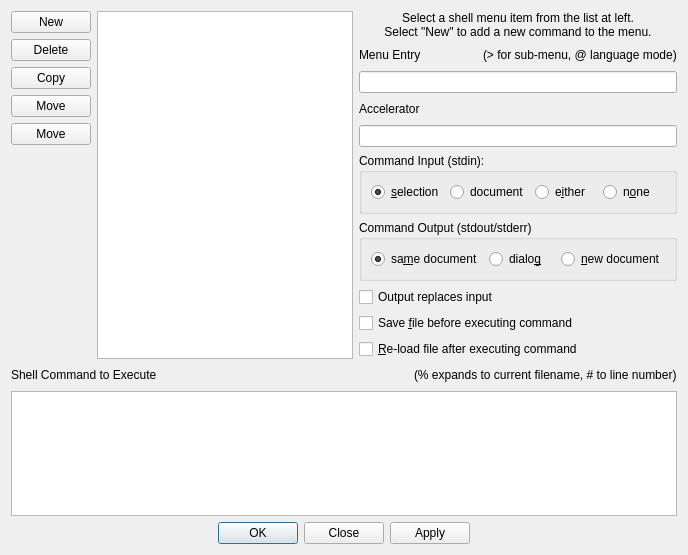
Old version of the form src/DialogShellMenu.ui in the repository eteran/nedit-ng.
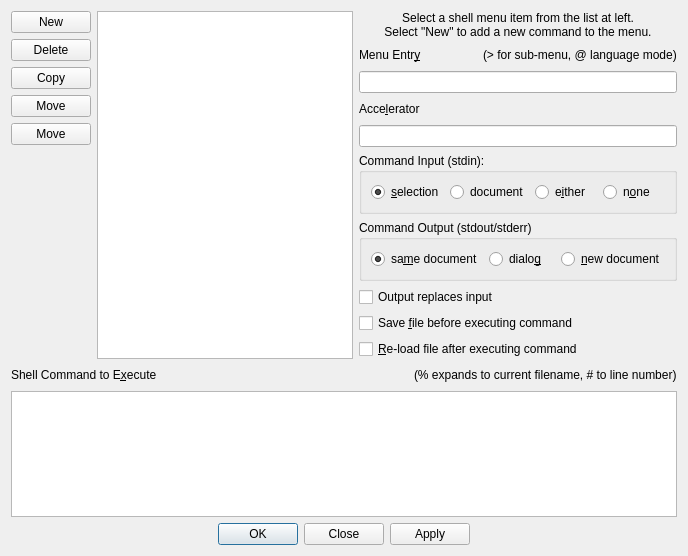
New version of the form. Icons and pictures are not drawn. Custom widgets are drawn as their Qt base class.

Commit message: more missing accelerators :-)

What changed in the file:
```diff
--- a/src/DialogShellMenu.ui
+++ b/src/DialogShellMenu.ui
@@ -7,7 +7,7 @@
     <x>0</x>
     <y>0</y>
     <width>688</width>
-    <height>555</height>
+    <height>556</height>
    </rect>
   </property>
   <property name="windowTitle">
@@ -113,7 +113,10 @@
          <item>
           <widget class="QLabel" name="label_3">
            <property name="text">
-            <string>Menu Entry</string>
+            <string>Menu Entr&amp;y</string>
+           </property>
+           <property name="buddy">
+            <cstring>editName</cstring>
            </property>
           </widget>
          </item>
@@ -153,7 +156,10 @@
            <item row="0" column="0">
             <widget class="QLabel" name="label_4">
              <property name="text">
-              <string>Accelerator</string>
+              <string>Acce&amp;lerator</string>
+             </property>
+             <property name="buddy">
+              <cstring>editAccelerator</cstring>
              </property>
             </widget>
            </item>
@@ -280,7 +286,10 @@
      <item>
       <widget class="QLabel" name="label_6">
        <property name="text">
-        <string>Shell Command to Execute</string>
+        <string>Shell Command to E&amp;xecute</string>
+       </property>
+       <property name="buddy">
+        <cstring>editCommand</cstring>
        </property>
       </widget>
      </item>
```
The commit also changes 6 other files.
